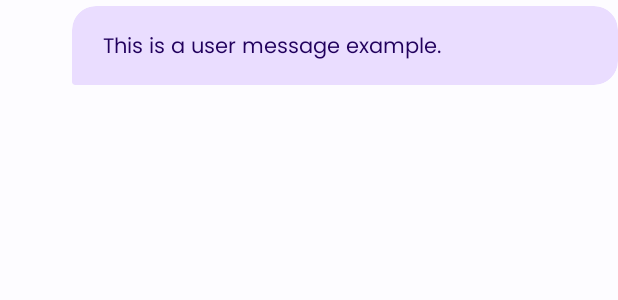
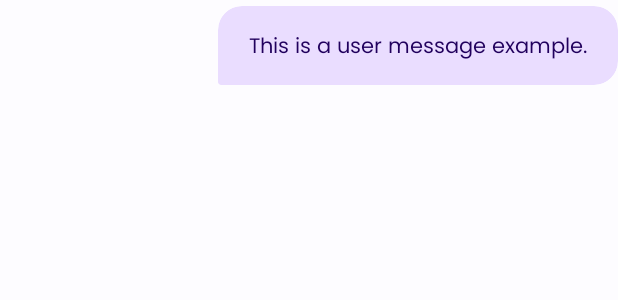
Before and after one commit to NikitHamal/CodeX, an Android app: the layout item_user_message.xml on its own in the app's theme, with its tools: preview values and no code run, on a phone screen of 412 x 824 dp. Shown: the top 300 px of the screen. Run offline under Robolectric (Android 15) with nearby library versions, the phone set to English and light mode, and no system bars.

```diff
--- a/app/src/main/java/com/codex/apk/SettingsActivity.java
+++ b/app/src/main/java/com/codex/apk/SettingsActivity.java
@@ -408,7 +408,7 @@ public class SettingsActivity extends AppCompatActivity {
 
 	// Helper method to get preferences
 	public static SharedPreferences getPreferences(android.content.Context context) {
-		return PreferenceManager.getDefaultSharedPreferences(context);
+		return context.getSharedPreferences("settings", MODE_PRIVATE);
 	}
 
 	// Helper methods to get specific settings
--- a/app/src/main/res/layout/item_user_message.xml
+++ b/app/src/main/res/layout/item_user_message.xml
@@ -1,19 +1,18 @@
 <?xml version="1.0" encoding="utf-8"?>
-<LinearLayout xmlns:android="http://schemas.android.com/apk/res/android"
+<androidx.constraintlayout.widget.ConstraintLayout xmlns:android="http://schemas.android.com/apk/res/android"
     xmlns:app="http://schemas.android.com/apk/res-auto"
     android:layout_width="match_parent"
     android:layout_height="wrap_content"
-    android:orientation="vertical"
-    android:gravity="end"
     android:paddingTop="4dp"
     android:paddingBottom="4dp">
 
     <com.google.android.material.card.MaterialCardView
         android:id="@+id/user_message_card_view"
-        android:layout_width="match_parent"
+        android:layout_width="wrap_content"
         android:layout_height="wrap_content"
-        android:layout_marginStart="48dp"
-        android:layout_marginEnd="0dp"
+        app:layout_constraintEnd_toEndOf="parent"
+        app:layout_constraintTop_toTopOf="parent"
+        app:layout_constraintWidth_max="0.8"
         app:cardElevation="0dp"
         app:strokeWidth="0dp"
         app:shapeAppearanceOverlay="@style/ShapeAppearance.ChatBubble.User"
@@ -21,7 +20,7 @@
 
         <TextView
             android:id="@+id/text_message_content"
-            android:layout_width="match_parent"
+            android:layout_width="wrap_content"
             android:layout_height="wrap_content"
             android:paddingStart="16dp"
             android:paddingEnd="16dp"
@@ -32,4 +31,4 @@
             android:lineSpacingExtra="2dp"
             android:text="This is a user message example." />
     </com.google.android.material.card.MaterialCardView>
-</LinearLayout>
+</androidx.constraintlayout.widget.ConstraintLayout>
```
